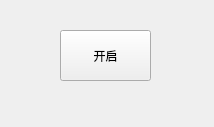
Above: ScreenshotTool/ScreenshotTool/MainWidget.ui from spr1teZzz/Qt_Projects before the change. Below: the same form after it.
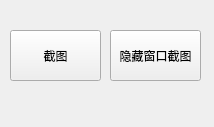
That is the form after the change.

The edit to the form file:
```diff
--- a/ScreenshotTool/ScreenshotTool/MainWidget.ui
+++ b/ScreenshotTool/ScreenshotTool/MainWidget.ui
@@ -16,14 +16,27 @@
   <widget class="QPushButton" name="Btn_start">
    <property name="geometry">
     <rect>
-     <x>60</x>
+     <x>10</x>
      <y>30</y>
      <width>91</width>
      <height>51</height>
     </rect>
    </property>
    <property name="text">
-    <string>开启</string>
+    <string>截图</string>
+   </property>
+  </widget>
+  <widget class="QPushButton" name="Btn_start_hide">
+   <property name="geometry">
+    <rect>
+     <x>110</x>
+     <y>30</y>
+     <width>91</width>
+     <height>51</height>
+    </rect>
+   </property>
+   <property name="text">
+    <string>隐藏窗口截图</string>
    </property>
   </widget>
  </widget>
```
